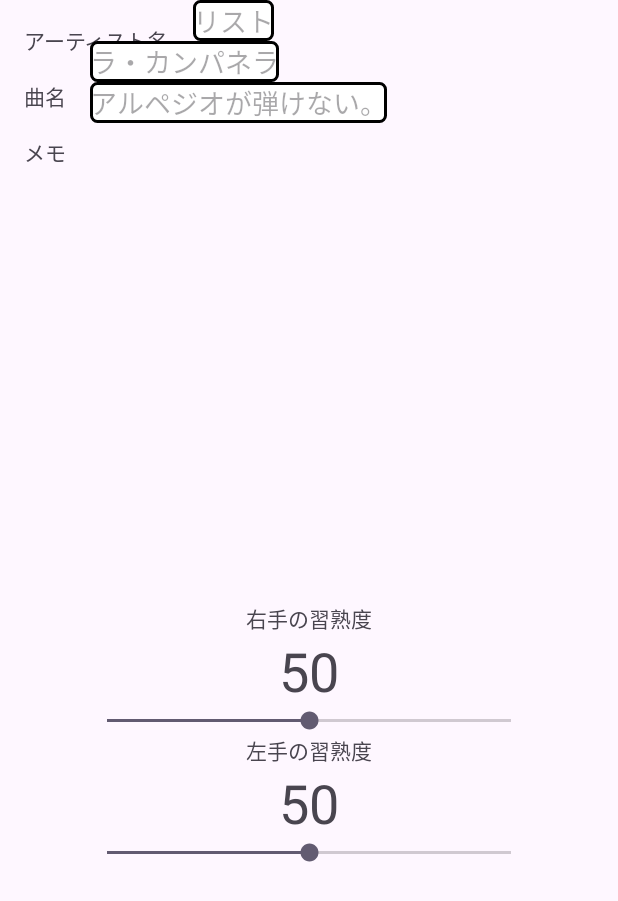
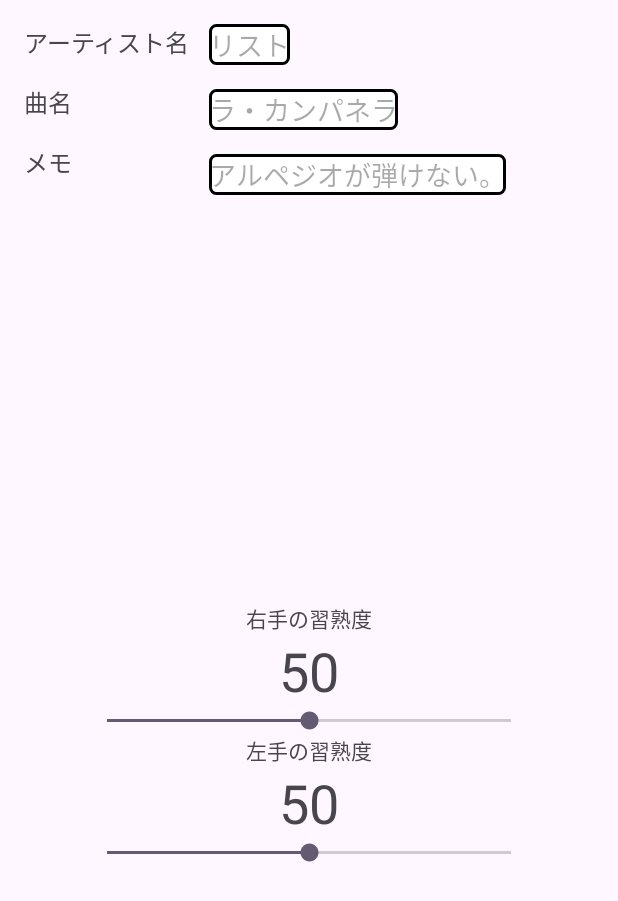
Before and after one commit to Yuki-Naka-Sharing-Study/pianoCoverBook, an Android app: the screen it shows after launch (MainActivity), on a phone screen of 412 x 824 dp. Shown: the top 901 px of the screen. Run offline under Robolectric (Android 15) with nearby library versions, the phone set to English and light mode, and no system bars.

Commit message:
「activity_main.xml」に「Guideline」を設置。各TextViewの「textSize」を「16sp」に設定。

```diff
--- a/app/src/main/res/layout/activity_main.xml
+++ b/app/src/main/res/layout/activity_main.xml
@@ -17,12 +17,13 @@
         android:orientation="vertical"
         android:layout_width="0dp"
         android:layout_height="0dp"
-        app:layout_constraintGuide_percent="0.35"
+        app:layout_constraintGuide_percent="0.3"
         />
 
     <TextView
         android:id="@+id/name_of_artist_text_view"
         android:text="アーティスト名"
+        android:textSize="16sp"
         android:layout_width="wrap_content"
         android:layout_height="wrap_content"
         app:layout_constraintTop_toTopOf="parent"
@@ -38,13 +39,15 @@
         android:layout_width="wrap_content"
         android:layout_height="wrap_content"
         app:layout_constraintTop_toTopOf="parent"
-        app:layout_constraintStart_toEndOf="@+id/name_of_artist_text_view"
+        app:layout_constraintStart_toEndOf="@+id/vertical_guideline"
+        android:layout_marginTop="16dp"
         android:layout_marginStart="16dp"
         />
 
     <TextView
         android:id="@+id/name_of_song_text_view"
         android:text="曲名"
+        android:textSize="16sp"
         android:layout_width="wrap_content"
         android:layout_height="wrap_content"
         app:layout_constraintTop_toBottomOf="@+id/name_of_artist_text_view"
@@ -60,13 +63,15 @@
         android:layout_width="wrap_content"
         android:layout_height="wrap_content"
         app:layout_constraintTop_toBottomOf="@+id/name_of_artist_edit_text"
-        app:layout_constraintStart_toEndOf="@+id/name_of_song_text_view"
+        app:layout_constraintStart_toEndOf="@+id/vertical_guideline"
+        android:layout_marginTop="16dp"
         android:layout_marginStart="16dp"
         />
 
     <TextView
         android:id="@+id/memo_text_view"
         android:text="メモ"
+        android:textSize="16sp"
         android:layout_width="wrap_content"
         android:layout_height="wrap_content"
         app:layout_constraintTop_toBottomOf="@+id/name_of_song_text_view"
@@ -82,7 +87,8 @@
         android:layout_width="wrap_content"
         android:layout_height="wrap_content"
         app:layout_constraintTop_toBottomOf="@+id/name_of_song_edit_text"
-        app:layout_constraintStart_toEndOf="@+id/memo_text_view"
+        app:layout_constraintStart_toEndOf="@+id/vertical_guideline"
+        android:layout_marginTop="16dp"
         android:layout_marginStart="16dp"
         />
 
```
